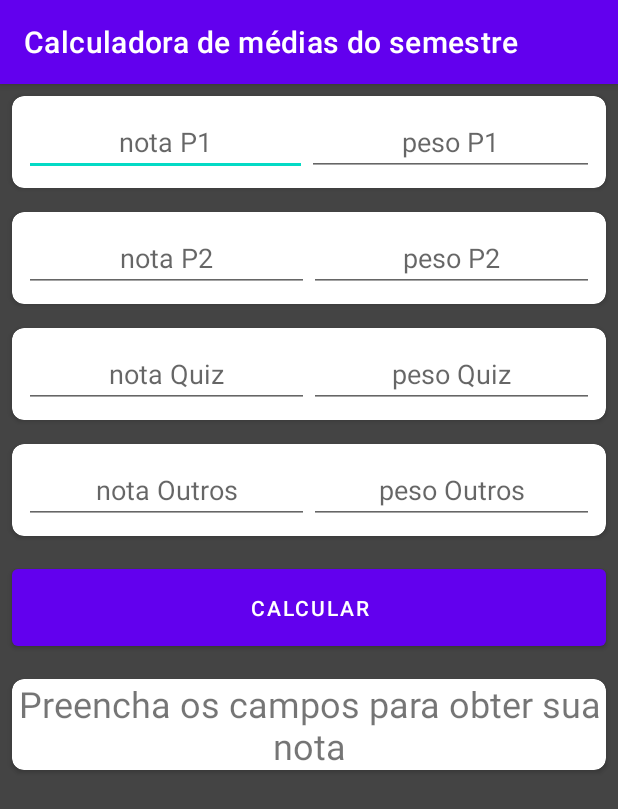
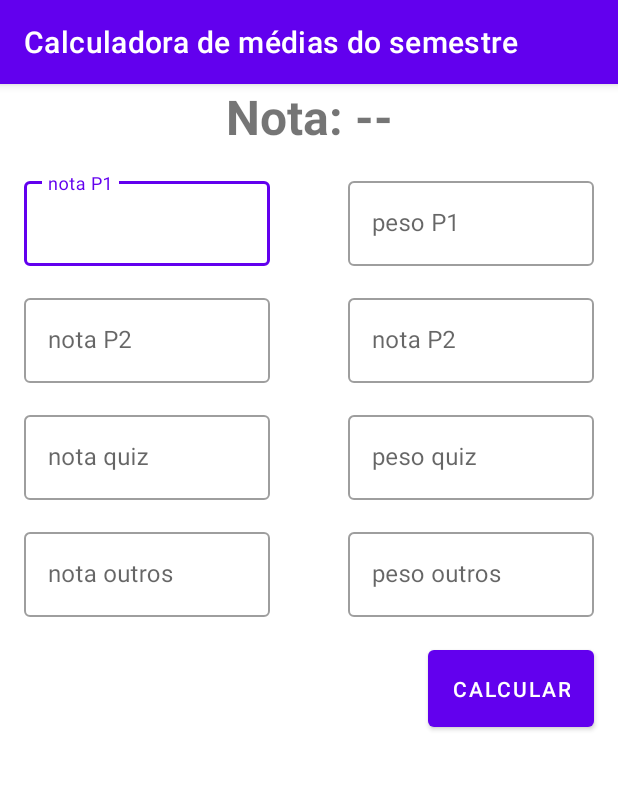
Before and after one commit to NatanDuarte/GradeCalc, an Android app: the screen it shows after launch (MainActivity), on a phone screen of 412 x 824 dp. Shown: the top 809 px of the screen. Run offline under Robolectric (Android 15) with nearby library versions, the phone set to English and light mode, and no system bars.

Commit message:
app redesign

```diff
--- a/app/src/main/java/com/example/gradecalc/MainActivity.java
+++ b/app/src/main/java/com/example/gradecalc/MainActivity.java
@@ -48,7 +48,7 @@ public class MainActivity extends AppCompatActivity {
         double weightedMean = grade.weightedMean();
 
         @SuppressLint("DefaultLocale")
-        String output = "Sua nota é " + String.format("%.2f", weightedMean) + ".";
+        String output = String.format("Nota: %.2f", weightedMean);
 
         TextView resultText = findViewById(R.id.activity_main_text_result);
         resultText.setText(output);
--- a/app/src/main/res/layout/activity_main.xml
+++ b/app/src/main/res/layout/activity_main.xml
@@ -1,171 +1,179 @@
 <?xml version="1.0" encoding="utf-8"?>
-<LinearLayout xmlns:android="http://schemas.android.com/apk/res/android"
+<ScrollView xmlns:android="http://schemas.android.com/apk/res/android"
     xmlns:app="http://schemas.android.com/apk/res-auto"
     xmlns:tools="http://schemas.android.com/tools"
     android:layout_width="match_parent"
     android:layout_height="match_parent"
-    android:background="#444444"
+    android:clickable="true"
+    android:focusable="true"
+    android:focusableInTouchMode="true"
     android:orientation="vertical"
     tools:context=".MainActivity">
 
-    <androidx.cardview.widget.CardView
+    <androidx.constraintlayout.widget.ConstraintLayout
         android:layout_width="match_parent"
-        android:layout_height="wrap_content"
-        android:layout_margin="8dp"
-        app:cardCornerRadius="8dp">
+        android:layout_height="wrap_content">
 
-        <androidx.appcompat.widget.LinearLayoutCompat
-            android:layout_width="match_parent"
+        <TextView
+            android:id="@+id/activity_main_text_result"
+            android:layout_width="0dp"
             android:layout_height="wrap_content"
-            android:padding="8dp">
+            android:text="@string/nota"
+            android:textAlignment="center"
+            android:textSize="32sp"
+            android:textStyle="bold"
+            app:layout_constraintEnd_toEndOf="parent"
+            app:layout_constraintStart_toStartOf="parent"
+            app:layout_constraintTop_toTopOf="parent" />
 
-            <EditText
+        <com.google.android.material.textfield.TextInputLayout
+            android:id="@+id/activity_main_exam_1_grade_outline"
+            style="@style/Widget.MaterialComponents.TextInputLayout.OutlinedBox"
+            android:layout_width="180dp"
+            android:layout_height="wrap_content"
+            android:layout_margin="8dp"
+            android:hint="@string/nota_p1"
+            android:padding="8dp"
+            app:layout_constraintStart_toStartOf="parent"
+            app:layout_constraintTop_toBottomOf="@id/activity_main_text_result">
+
+            <com.google.android.material.textfield.TextInputEditText
                 android:id="@+id/activity_main_exam_1_grade"
-                android:layout_width="wrap_content"
+                android:layout_width="match_parent"
                 android:layout_height="wrap_content"
-                android:layout_weight="1"
-                android:hint="nota P1"
-                android:importantForAutofill="no"
-                android:inputType="numberDecimal"
-                android:textAlignment="center" />
+                android:inputType="numberDecimal" />
+        </com.google.android.material.textfield.TextInputLayout>
 
-            <EditText
+        <com.google.android.material.textfield.TextInputLayout
+            android:id="@+id/activity_main_exam_1_weight_outline"
+            style="@style/Widget.MaterialComponents.TextInputLayout.OutlinedBox"
+            android:layout_width="180dp"
+            android:layout_height="wrap_content"
+            android:layout_margin="8dp"
+            android:hint="@string/peso_p1"
+            android:padding="8dp"
+            app:layout_constraintEnd_toEndOf="parent"
+            app:layout_constraintTop_toBottomOf="@id/activity_main_text_result">
+
+            <com.google.android.material.textfield.TextInputEditText
                 android:id="@+id/activity_main_exam_1_weight"
-                android:layout_width="wrap_content"
+                android:layout_width="match_parent"
                 android:layout_height="wrap_content"
-                android:layout_weight="1"
-                android:hint="peso P1"
-                android:importantForAutofill="no"
-                android:inputType="numberDecimal"
-                android:textAlignment="center" />
-        </androidx.appcompat.widget.LinearLayoutCompat>
-    </androidx.cardview.widget.CardView>
+                android:inputType="numberDecimal" />
+        </com.google.android.material.textfield.TextInputLayout>
 
-    <androidx.cardview.widget.CardView
-        android:layout_width="match_parent"
-        android:layout_height="wrap_content"
-        android:layout_margin="8dp"
-        app:cardCornerRadius="8dp">
+        <com.google.android.material.textfield.TextInputLayout
+            android:id="@+id/activity_main_exam_2_grade_outline"
+            style="@style/Widget.MaterialComponents.TextInputLayout.OutlinedBox"
+            android:layout_width="180dp"
+            android:layout_height="wrap_content"
+            android:hint="@string/nota_p2"
+            android:padding="8dp"
+            app:layout_constraintStart_toStartOf="@id/activity_main_exam_1_grade_outline"
+            app:layout_constraintTop_toBottomOf="@id/activity_main_exam_1_grade_outline">
 
-        <androidx.appcompat.widget.LinearLayoutCompat
-            android:layout_width="match_parent"
-            android:layout_height="wrap_content"
-            android:padding="8dp">
-
-            <EditText
+            <com.google.android.material.textfield.TextInputEditText
                 android:id="@+id/activity_main_exam_2_grade"
                 android:layout_width="match_parent"
                 android:layout_height="wrap_content"
-                android:layout_weight="1"
-                android:hint="nota P2"
-                android:importantForAutofill="no"
-                android:inputType="numberDecimal"
-                android:textAlignment="center" />
+                android:inputType="numberDecimal" />
+        </com.google.android.material.textfield.TextInputLayout>
 
-            <EditText
+        <com.google.android.material.textfield.TextInputLayout
+            android:id="@+id/activity_main_exam_2_weight_outline"
+            style="@style/Widget.MaterialComponents.TextInputLayout.OutlinedBox"
+            android:layout_width="180dp"
+            android:layout_height="wrap_content"
+            android:hint="@string/nota_p2"
+            android:padding="8dp"
+            app:layout_constraintStart_toStartOf="@id/activity_main_exam_1_weight_outline"
+            app:layout_constraintTop_toBottomOf="@id/activity_main_exam_1_weight_outline">
+
+            <com.google.android.material.textfield.TextInputEditText
                 android:id="@+id/activity_main_exam_2_weight"
                 android:layout_width="match_parent"
                 android:layout_height="wrap_content"
-                android:layout_weight="1"
-                android:hint="peso P2"
-                android:importantForAutofill="no"
-                android:inputType="numberDecimal"
-                android:textAlignment="center" />
-        </androidx.appcompat.widget.LinearLayoutCompat>
-    </androidx.cardview.widget.CardView>
+                android:inputType="numberDecimal" />
+        </com.google.android.material.textfield.TextInputLayout>
 
-    <androidx.cardview.widget.CardView
-        android:layout_width="match_parent"
-        android:layout_height="wrap_content"
-        android:layout_margin="8dp"
-        app:cardCornerRadius="8dp">
+        <com.google.android.material.textfield.TextInputLayout
+            android:id="@+id/activity_main_quiz_grade_outline"
+            style="@style/Widget.MaterialComponents.TextInputLayout.OutlinedBox"
+            android:layout_width="180dp"
+            android:layout_height="wrap_content"
+            android:hint="@string/nota_quiz"
+            android:padding="8dp"
+            app:layout_constraintStart_toStartOf="@id/activity_main_exam_2_grade_outline"
+            app:layout_constraintTop_toBottomOf="@id/activity_main_exam_2_grade_outline">
 
-        <androidx.appcompat.widget.LinearLayoutCompat
-            android:layout_width="match_parent"
-            android:layout_height="wrap_content"
-            android:orientation="horizontal"
-            android:padding="8dp">
-
-            <EditText
+            <com.google.android.material.textfield.TextInputEditText
                 android:id="@+id/activity_main_quiz_grade"
                 android:layout_width="match_parent"
                 android:layout_height="wrap_content"
-                android:layout_weight="1"
-                android:hint="nota Quiz"
-                android:importantForAutofill="no"
-                android:inputType="numberDecimal"
-                android:textAlignment="center" />
+                android:inputType="numberDecimal" />
+        </com.google.android.material.textfield.TextInputLayout>
 
-            <EditText
+        <com.google.android.material.textfield.TextInputLayout
+            android:id="@+id/activity_main_quiz_weight_outline"
+            style="@style/Widget.MaterialComponents.TextInputLayout.OutlinedBox"
+            android:layout_width="180dp"
+            android:layout_height="wrap_content"
+            android:hint="@string/peso_quiz"
+            android:padding="8dp"
+            app:layout_constraintStart_toStartOf="@id/activity_main_exam_2_weight_outline"
+            app:layout_constraintTop_toBottomOf="@id/activity_main_exam_2_weight_outline">
+
+            <com.google.android.material.textfield.TextInputEditText
                 android:id="@+id/activity_main_quiz_weight"
                 android:layout_width="match_parent"
                 android:layout_height="wrap_content"
-                android:layout_weight="1"
-                android:hint="peso Quiz"
-                android:importantForAutofill="no"
-                android:inputType="numberDecimal"
-                android:textAlignment="center" />
-        </androidx.appcompat.widget.LinearLayoutCompat>
-    </androidx.cardview.widget.CardView>
+                android:inputType="numberDecimal" />
+        </com.google.android.material.textfield.TextInputLayout>
 
-    <androidx.cardview.widget.CardView
-        android:layout_width="match_parent"
-        android:layout_height="wrap_content"
-        android:layout_margin="8dp"
-        app:cardCornerRadius="8dp">
+        <com.google.android.material.textfield.TextInputLayout
+            android:id="@+id/activity_main_others_grade_outline"
+            style="@style/Widget.MaterialComponents.TextInputLayout.OutlinedBox"
+            android:layout_width="180dp"
+            android:layout_height="wrap_content"
+            android:hint="@string/nota_outros"
+            android:padding="8dp"
+            app:layout_constraintStart_toStartOf="@id/activity_main_quiz_grade_outline"
+            app:layout_constraintTop_toBottomOf="@id/activity_main_quiz_grade_outline">
 
-        <androidx.appcompat.widget.LinearLayoutCompat
-            android:layout_width="match_parent"
-            android:layout_height="wrap_content"
-            android:orientation="horizontal"
-            android:padding="8dp">
-
-            <EditText
+            <com.google.android.material.textfield.TextInputEditText
                 android:id="@+id/activity_main_others_grade"
                 android:layout_width="match_parent"
                 android:layout_height="wrap_content"
-                android:layout_weight="1"
-                android:hint="nota Outros"
-                android:importantForAutofill="no"
-                android:inputType="numberDecimal"
-                android:textAlignment="center" />
+                android:inputType="numberDecimal" />
+        </com.google.android.material.textfield.TextInputLayout>
 
-            <EditText
+        <com.google.android.material.textfield.TextInputLayout
+            android:id="@+id/activity_main_others_weight_outline"
+            style="@style/Widget.MaterialComponents.TextInputLayout.OutlinedBox"
+            android:layout_width="180dp"
+            android:layout_height="wrap_content"
+            android:hint="@string/peso_outros"
+            android:padding="8dp"
+            app:layout_constraintStart_toStartOf="@id/activity_main_quiz_weight_outline"
+            app:layout_constraintTop_toBottomOf="@id/activity_main_quiz_weight_outline">
+
+            <com.google.android.material.textfield.TextInputEditText
                 android:id="@+id/activity_main_others_weight"
                 android:layout_width="match_parent"
                 android:layout_height="wrap_content"
-                android:layout_weight="1"
-                android:hint="peso Outros"
-                android:importantForAutofill="no"
-                android:inputType="numberDecimal"
-                android:textAlignment="center" />
-        </androidx.appcompat.widget.LinearLayoutCompat>
-    </androidx.cardview.widget.CardView>
+                android:inputType="numberDecimal" />
+        </com.google.android.material.textfield.TextInputLayout>
 
-    <Button
-        android:id="@+id/activity_main_button_calculate"
-        android:layout_width="match_parent"
-        android:layout_height="wrap_content"
-        android:layout_margin="8dp"
-        android:clickable="true"
-        android:focusable="true"
-        android:padding="16dp"
-        android:text="calcular" />
+        <Button
+            android:id="@+id/activity_main_button_calculate"
+            android:layout_width="0dp"
+            android:layout_height="wrap_content"
+            android:layout_margin="8dp"
+            android:padding="16dp"
+            android:text="@string/calcular"
+            app:layout_constraintEnd_toEndOf="@id/activity_main_others_weight_outline"
+            app:layout_constraintTop_toBottomOf="@id/activity_main_others_weight_outline" />
 
-    <androidx.cardview.widget.CardView
-        android:layout_width="match_parent"
-        android:layout_height="wrap_content"
-        android:layout_margin="8dp"
-        android:padding="8dp"
-        app:cardCornerRadius="8dp">
+    </androidx.constraintlayout.widget.ConstraintLayout>
 
-        <TextView
-            android:id="@+id/activity_main_text_result"
-            android:layout_width="match_parent"
-            android:layout_height="wrap_content"
-            android:text="Preencha os campos para obter sua nota"
-            android:textAlignment="center"
-            android:textSize="24sp" />
-    </androidx.cardview.widget.CardView>
-
-</LinearLayout>
+</ScrollView>
--- a/app/src/main/res/values/strings.xml
+++ b/app/src/main/res/values/strings.xml
@@ -1,3 +1,13 @@
 <resources>
     <string name="app_name">GradeCalc</string>
+    <string name="nota_p1">nota P1</string>
+    <string name="peso_p1">peso P1</string>
+    <string name="nota_p2">nota P2</string>
+    <string name="peso_p2">peso P2</string>
+    <string name="nota_quiz">nota quiz</string>
+    <string name="peso_quiz">peso quiz</string>
+    <string name="nota_outros">nota outros</string>
+    <string name="peso_outros">peso outros</string>
+    <string name="calcular">Calcular</string>
+    <string name="nota">Nota: --</string>
 </resources>
```
